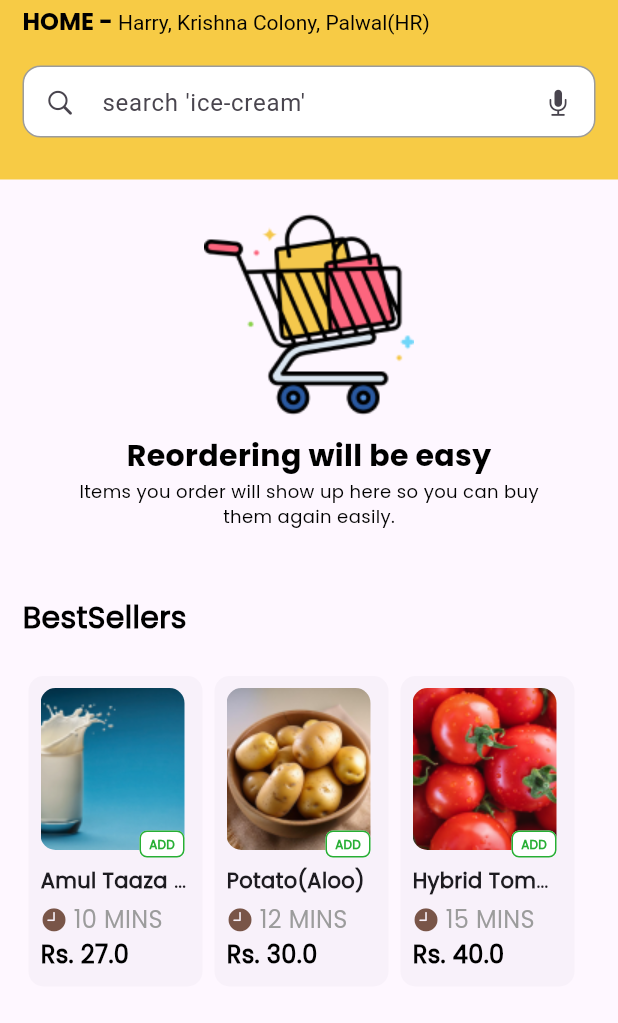
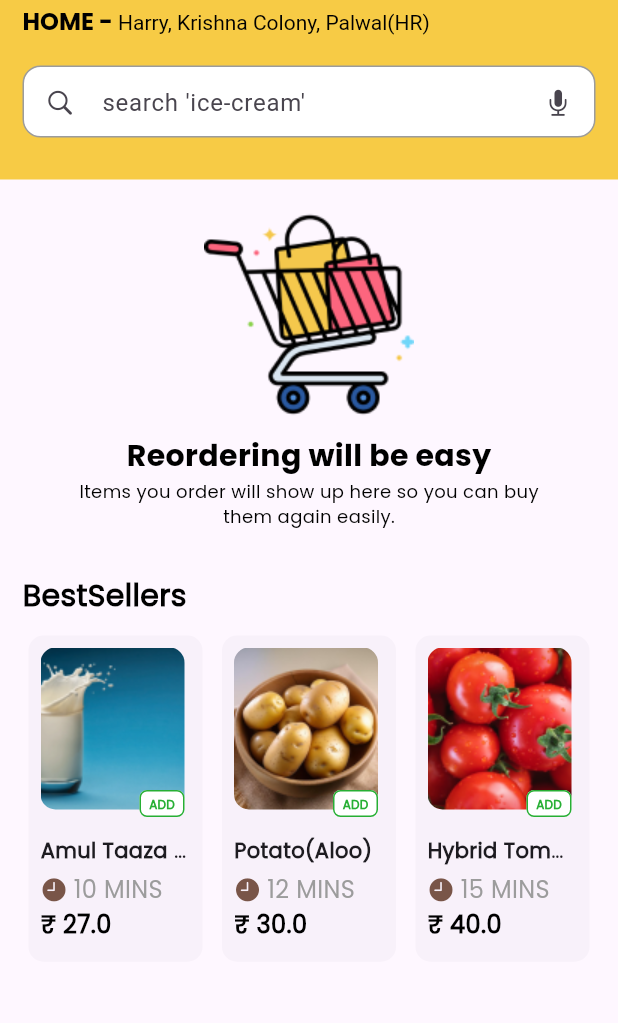
Before and after one commit to harshits-07/blinkit-clone, a Flutter app: the CartScreen screen opened by its route, on a phone screen of 412 x 824 dp, the part 158-1181 px from its top. Run offline on Flutter 3.47's test engine with Material 3 defaults, Android fonts, the phone set to English and light mode, and no system bars; our stand-ins replace go_router.

Commit message:
Cart Screen enhanced

```diff
--- a/lib/screens/cart-screen/cart_screen.dart
+++ b/lib/screens/cart-screen/cart_screen.dart
@@ -42,13 +42,14 @@ class _CartScreenState extends State<CartScreen> {
   @override
   Widget build(BuildContext context) {
     return Scaffold(
-      body: Center(
-        child: Column(
+      body: Column(
         crossAxisAlignment: CrossAxisAlignment.center,
         children: [
           CustomAppBar.customAppBar(searchController: searchController),
           SizedBox(height: 20),
-            Column(
+          Expanded(
+            child: SingleChildScrollView(
+              child: Column(
                 children: [
                   CustomImage.customImage(img: "shopping-cart.png"),
                   SizedBox(height: 10),
@@ -66,24 +67,34 @@ class _CartScreenState extends State<CartScreen> {
 
                   SizedBox(height: 30),
                   Padding(
-                  padding: const EdgeInsets.all(15),
+                    padding: const EdgeInsets.symmetric(horizontal: 15),
                     child: Column(
                       crossAxisAlignment: CrossAxisAlignment.stretch,
-                    mainAxisAlignment: MainAxisAlignment.spaceBetween,
                       children: [
-                      CustomText.customText(
+                        Padding(
+                          padding: EdgeInsets.only(bottom: 8),
+                          child: CustomText.customText(
                             text: "BestSellers",
                             weight: FontWeight.bold,
                             size: 20,
                           ),
-                      SizedBox(height: 20),
-                      SizedBox(
-                        height: 215,
-                        child: ListView.builder(
+                        ),
+
+                        GridView.builder(
                           shrinkWrap: true,
-                          scrollDirection: Axis.horizontal,
+                          padding: EdgeInsets.zero,
+                          physics: ClampingScrollPhysics(),
+                          gridDelegate:
+                              SliverGridDelegateWithFixedCrossAxisCount(
+                                crossAxisCount: 3, // Reduce from 3 to 2 columns
+                                mainAxisSpacing: 10,
+                                crossAxisSpacing: 5,
+                                childAspectRatio: 0.55,
+                              ),
                           itemBuilder: (context, index) {
-                            return Card(
+                            return SizedBox(
+                              height: 180,
+                              child: Card(
                                 elevation: 0,
                                 clipBehavior: Clip.antiAlias,
                                 shape: RoundedRectangleBorder(
@@ -92,24 +103,27 @@ class _CartScreenState extends State<CartScreen> {
                                 child: Padding(
                                   padding: const EdgeInsets.all(8.0),
                                   child: Column(
-                                  crossAxisAlignment: CrossAxisAlignment.start,
+                                    crossAxisAlignment:
+                                        CrossAxisAlignment.stretch,
                                     children: [
-                                    Stack(
+                                      SizedBox(
+                                        height: 120,
+                                        child: Stack(
                                           children: [
                                             ClipRRect(
-                                          borderRadius: BorderRadius.circular(
-                                            10,
-                                          ),
+                                              borderRadius:
+                                                  BorderRadius.circular(10),
                                               child: CustomImage.customImage(
                                                 img: "${items[index].image}",
                                               ),
                                             ),
                                             Padding(
                                               padding: EdgeInsets.only(
+                                                left: 66,
                                                 top: 95,
-                                            left: 66,
                                               ),
-                                          child: CustomButtons.customTextButton(
+                                              child:
+                                                  CustomButtons.customTextButton(
                                                     text: "ADD",
                                                     onPressed: () {},
                                                     context: context,
@@ -117,9 +131,9 @@ class _CartScreenState extends State<CartScreen> {
                                             ),
                                           ],
                                         ),
+                                      ),
                                       SizedBox(height: 5),
                                       SizedBox(
-                                      width: 100,
                                         child: Text(
                                           "${items[index].name}",
                                           style: TextStyle(
@@ -141,30 +155,32 @@ class _CartScreenState extends State<CartScreen> {
                                           ),
                                           SizedBox(width: 4),
                                           CustomText.customText(
-                                          text: "${items[index].estimatedTime}",
+                                            text:
+                                                "${items[index].estimatedTime}",
                                             color: AppColors.fadeColor,
                                           ),
                                         ],
                                       ),
                                       CustomText.customText(
-                                      text: "Rs. ${items[index].price}",
+                                        text: "₹ ${items[index].price}",
                                         weight: FontWeight.bold,
                                       ),
                                     ],
+                                  ),
                                 ),
                               ),
                             );
                           },
                           itemCount: items.length,
                         ),
-                      ),
                       ],
                     ),
                   ),
                 ],
               ),
+            ),
+          ),
         ],
-        ),
       ),
     );
   }
```
Lines whose indentation alone changed are shown as unchanged.
